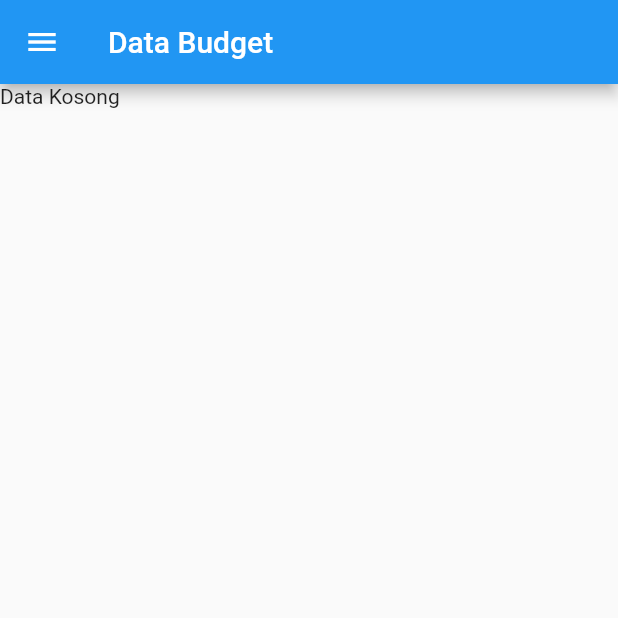
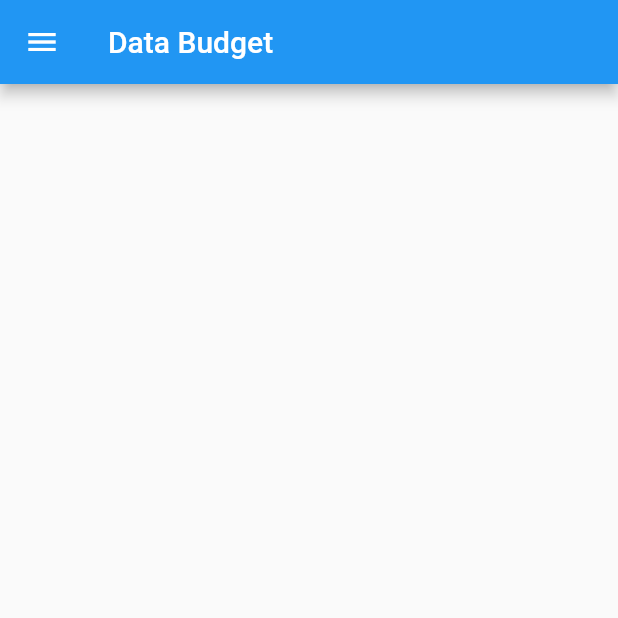
Before and after one commit to iqbalpa/pbp-flutter-lab, a Flutter app: the DataBudget screen opened directly, on a phone screen of 412 x 824 dp, the top half of it. Run offline on Flutter 3.47's test engine with Material 2 defaults, Android fonts, the phone set to English and light mode, and no system bars.

```diff
--- a/lib/dataBudget.dart
+++ b/lib/dataBudget.dart
@@ -3,15 +3,14 @@ import 'package:counter_7/formBudget.dart';
 import 'package:counter_7/main.dart';
 
 class DataBudget extends StatefulWidget {
-  const DataBudget({super.key});
+  var myBudget;
+  DataBudget({super.key, this.myBudget});
 
   @override
   State<DataBudget> createState() => _DataBudgetState();
 }
 
 class _DataBudgetState extends State<DataBudget> {
-  List<Budget> listBudget = const FormBudget().getBudget();
-
   @override
   Widget build(BuildContext context) {
     return Scaffold(
@@ -36,28 +35,14 @@ class _DataBudgetState extends State<DataBudget> {
                 Navigator.pushReplacement(
                     context,
                     MaterialPageRoute(
-                        builder: (context) => const DataBudget()));
+                        builder: (context) => DataBudget()));
               },
             )
           ],
         ),
       ),
       body: Column(
-        children: [
-          listBudget.isEmpty
-              ? const Text("Data Kosong")
-              : ListView.builder(
-                  shrinkWrap: true,
-                  itemCount: listBudget.length,
-                  itemBuilder: (context, index) {
-                    return ListTile(
-                      title: Text(listBudget[index].judul),
-                      subtitle: Text(listBudget[index].nominal),
-                      trailing: Text(listBudget[index].jenis),
-                    );
-                  },
-                ),
-        ],
+        children: [],
       ),
     );
   }
--- a/lib/main.dart
+++ b/lib/main.dart
@@ -72,7 +72,7 @@ class _MyHomePageState extends State<MyHomePage> {
                   Navigator.pushReplacement(
                       context,
                       MaterialPageRoute(
-                          builder: (context) => const DataBudget()));
+                          builder: (context) => DataBudget()));
                 },
               )
             ],
```
Also changed, not shown: lib/formBudget.dart (+51 -10 lines).
